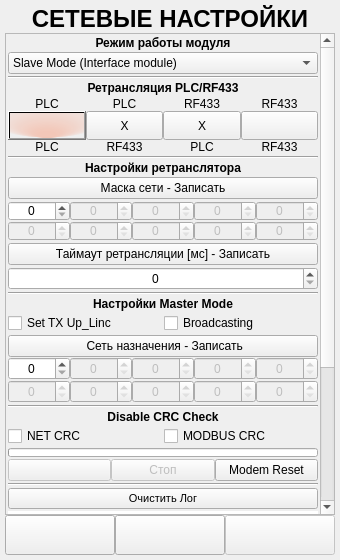
First picture: the form in ANDROID_FORMS/plc_rf_netsettings_form.ui, repository DavidSiegman/PLC_RF_Configurator, before the edit.
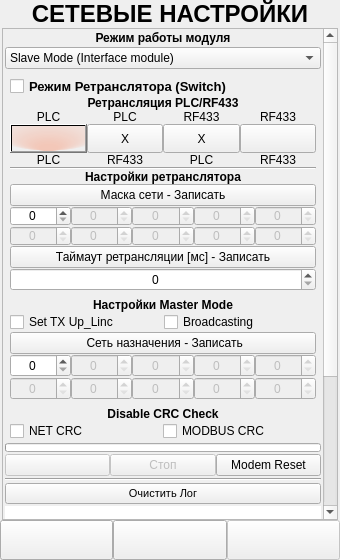
Second picture: the form after the edit. Icons and pictures are not drawn.

Patch:
```diff
--- a/ANDROID_FORMS/plc_rf_netsettings_form.ui
+++ b/ANDROID_FORMS/plc_rf_netsettings_form.ui
@@ -13,21 +13,21 @@
   <property name="windowTitle">
    <string>Form</string>
   </property>
-  <layout class="QVBoxLayout" name="verticalLayout_12">
+  <layout class="QVBoxLayout" name="verticalLayout_14">
    <property name="spacing">
     <number>0</number>
    </property>
    <property name="leftMargin">
-    <number>5</number>
+    <number>0</number>
    </property>
    <property name="topMargin">
-    <number>5</number>
+    <number>0</number>
    </property>
    <property name="rightMargin">
-    <number>5</number>
+    <number>0</number>
    </property>
    <property name="bottomMargin">
-    <number>5</number>
+    <number>0</number>
    </property>
    <item>
     <widget class="QLabel" name="label_1">
@@ -60,6 +60,27 @@
     </widget>
    </item>
    <item>
+    <widget class="QWidget" name="Main_Widget" native="true">
+     <property name="styleSheet">
+      <string notr="true"/>
+     </property>
+     <layout class="QVBoxLayout" name="verticalLayout_12">
+      <property name="spacing">
+       <number>0</number>
+      </property>
+      <property name="leftMargin">
+       <number>2</number>
+      </property>
+      <property name="topMargin">
+       <number>0</number>
+      </property>
+      <property name="rightMargin">
+       <number>2</number>
+      </property>
+      <property name="bottomMargin">
+       <number>0</number>
+      </property>
+      <item>
     <widget class="QScrollArea" name="scrollArea">
      <property name="horizontalScrollBarPolicy">
       <enum>Qt::ScrollBarAlwaysOff</enum>
@@ -72,7 +93,7 @@
        <rect>
         <x>0</x>
         <y>0</y>
-        <width>311</width>
+           <width>317</width>
         <height>695</height>
        </rect>
       </property>
@@ -154,36 +175,59 @@
          </item>
         </widget>
        </item>
-       <item>
-        <widget class="Line" name="line">
-         <property name="orientation">
-          <enum>Qt::Horizontal</enum>
-         </property>
-        </widget>
-       </item>
        <item>
         <widget class="QWidget" name="SlaveMode_Widget" native="true">
          <layout class="QVBoxLayout" name="verticalLayout_10">
           <property name="spacing">
-           <number>2</number>
+              <number>0</number>
           </property>
           <property name="leftMargin">
-           <number>0</number>
+              <number>5</number>
           </property>
           <property name="topMargin">
-           <number>0</number>
+              <number>5</number>
           </property>
           <property name="rightMargin">
-           <number>0</number>
+              <number>5</number>
           </property>
           <property name="bottomMargin">
            <number>0</number>
           </property>
+             <item>
+              <widget class="QCheckBox" name="Switch">
+               <property name="sizePolicy">
+                <sizepolicy hsizetype="Minimum" vsizetype="Minimum">
+                 <horstretch>0</horstretch>
+                 <verstretch>0</verstretch>
+                </sizepolicy>
+               </property>
+               <property name="minimumSize">
+                <size>
+                 <width>0</width>
+                 <height>20</height>
+                </size>
+               </property>
+               <property name="font">
+                <font>
+                 <family>Microsoft YaHei UI</family>
+                 <pointsize>10</pointsize>
+                 <weight>75</weight>
+                 <bold>true</bold>
+                </font>
+               </property>
+               <property name="layoutDirection">
+                <enum>Qt::LeftToRight</enum>
+               </property>
+               <property name="text">
+                <string>Режим Ретранслятора (Switch)</string>
+               </property>
+              </widget>
+             </item>
           <item>
            <widget class="QWidget" name="RF_PLC_Net_Widget" native="true">
             <layout class="QVBoxLayout" name="verticalLayout_7">
              <property name="spacing">
-              <number>2</number>
+                 <number>0</number>
              </property>
              <property name="leftMargin">
               <number>0</number>
@@ -553,7 +597,7 @@
            <widget class="QWidget" name="NetMask_Widget" native="true">
             <layout class="QVBoxLayout" name="verticalLayout_9">
              <property name="spacing">
-              <number>2</number>
+                 <number>0</number>
              </property>
              <property name="leftMargin">
               <number>0</number>
@@ -871,7 +915,7 @@
             </property>
             <layout class="QVBoxLayout" name="verticalLayout_5">
              <property name="spacing">
-              <number>2</number>
+                 <number>0</number>
              </property>
              <property name="leftMargin">
               <number>0</number>
@@ -938,27 +982,20 @@
         <widget class="QWidget" name="MasterMode_Widget" native="true">
          <layout class="QVBoxLayout" name="verticalLayout_6">
           <property name="spacing">
-           <number>2</number>
+              <number>0</number>
           </property>
           <property name="leftMargin">
-           <number>0</number>
+              <number>5</number>
           </property>
           <property name="topMargin">
-           <number>0</number>
+              <number>5</number>
           </property>
           <property name="rightMargin">
-           <number>0</number>
+              <number>5</number>
           </property>
           <property name="bottomMargin">
            <number>0</number>
           </property>
-          <item>
-           <widget class="Line" name="line_4">
-            <property name="orientation">
-             <enum>Qt::Horizontal</enum>
-            </property>
-           </widget>
-          </item>
           <item>
            <widget class="QLabel" name="label_13">
             <property name="sizePolicy">
@@ -1379,27 +1416,20 @@
         <widget class="QWidget" name="CRC_Control_Widget" native="true">
          <layout class="QVBoxLayout" name="verticalLayout_2">
           <property name="spacing">
-           <number>2</number>
+              <number>0</number>
           </property>
           <property name="leftMargin">
-           <number>0</number>
+              <number>5</number>
           </property>
           <property name="topMargin">
-           <number>0</number>
+              <number>5</number>
           </property>
           <property name="rightMargin">
-           <number>0</number>
+              <number>5</number>
           </property>
           <property name="bottomMargin">
            <number>0</number>
           </property>
-          <item>
-           <widget class="Line" name="line_5">
-            <property name="orientation">
-             <enum>Qt::Horizontal</enum>
-            </property>
-           </widget>
-          </item>
           <item>
            <widget class="QLabel" name="label_14">
             <property name="sizePolicy">
@@ -1681,6 +1711,9 @@
      </widget>
     </widget>
    </item>
+     </layout>
+    </widget>
+   </item>
    <item>
     <widget class="QWidget" name="DownPanel_Widget" native="true">
      <property name="styleSheet">
@@ -1775,6 +1808,27 @@
          </widget>
         </item>
         <item>
+         <widget class="QWidget" name="Next_Widget" native="true">
+          <property name="enabled">
+           <bool>false</bool>
+          </property>
+          <layout class="QVBoxLayout" name="verticalLayout_13">
+           <property name="spacing">
+            <number>0</number>
+           </property>
+           <property name="leftMargin">
+            <number>0</number>
+           </property>
+           <property name="topMargin">
+            <number>0</number>
+           </property>
+           <property name="rightMargin">
+            <number>0</number>
+           </property>
+           <property name="bottomMargin">
+            <number>0</number>
+           </property>
+           <item>
          <widget class="QPushButton" name="Next">
           <property name="enabled">
            <bool>false</bool>
@@ -1807,8 +1861,11 @@
          </widget>
         </item>
        </layout>
-      </item>
-     </layout>
+         </widget>
+        </item>
+       </layout>
+      </item>
+     </layout>
     </widget>
    </item>
   </layout>
```
Left out of the diff: 9 changed lines with no effect on the pictures. Lines whose indentation alone changed are shown as unchanged.
